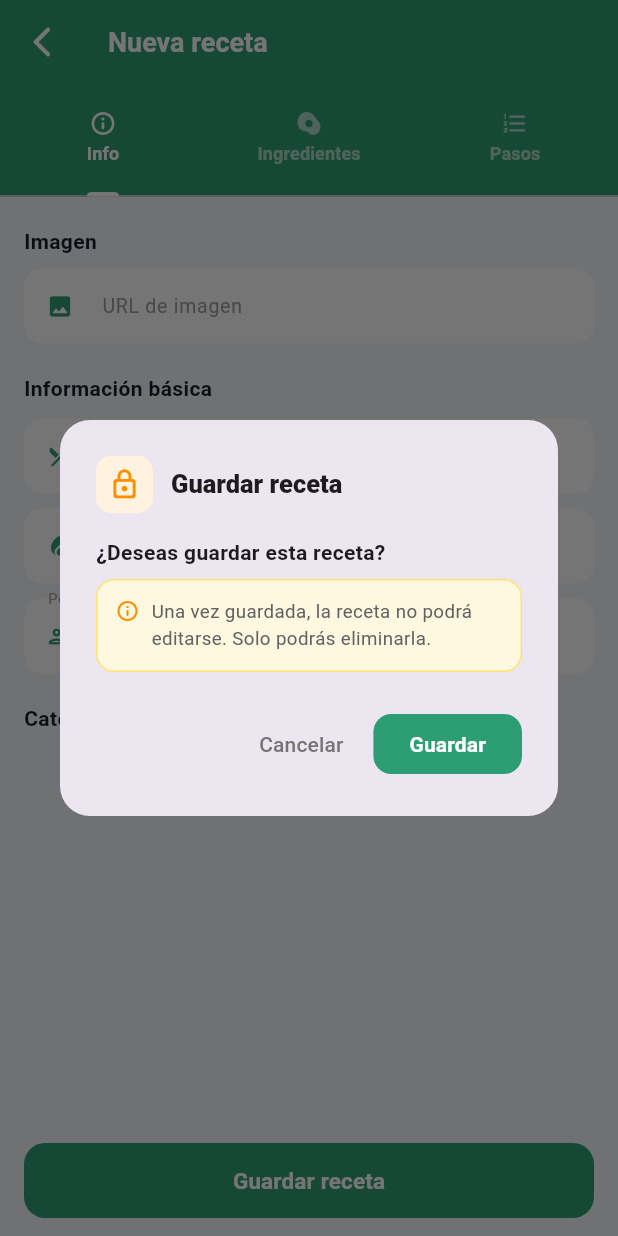
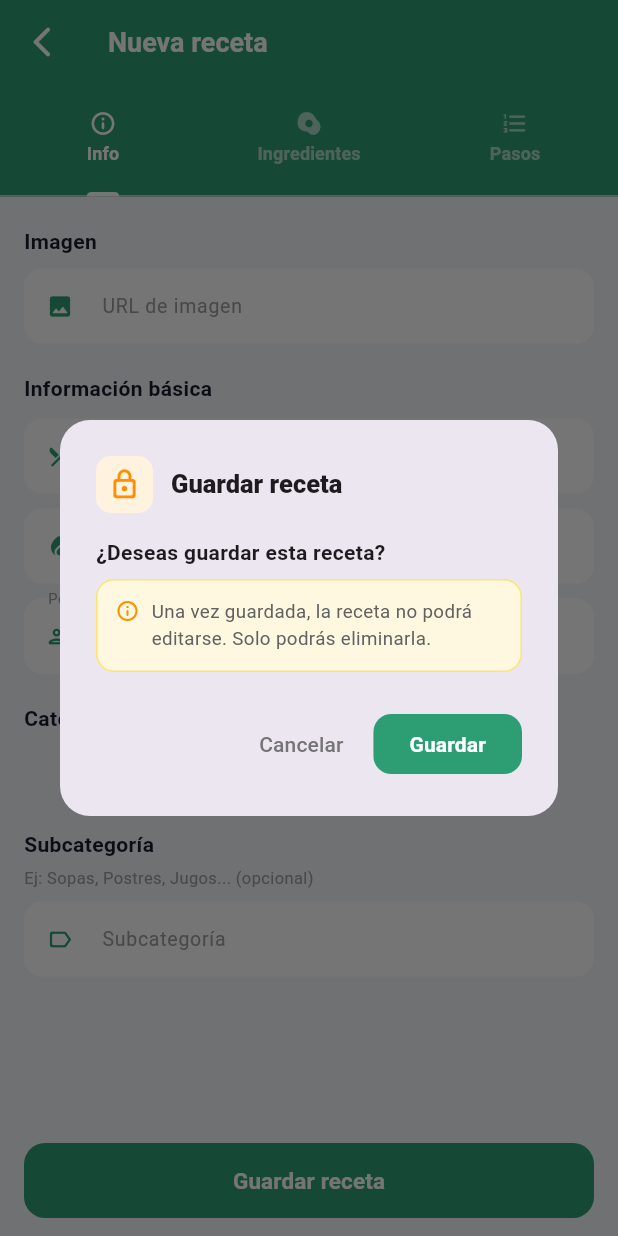
Before and after one commit to carloslafuente10/PrograMovil, a Flutter app: the EditarRecetaScreen screen opened directly, after a tap on "Guardar receta", on a phone screen of 412 x 824 dp. Run offline on Flutter 3.47's test engine with Material 3 defaults, Android fonts, the phone set to English and light mode, and no system bars; our stand-ins replace cloud_firestore, firebase_auth, firebase_core, pdf; missing offline and left inert: universal_html; accounts and stored records are empty.

Commit message:
pasos recetas, lee pasos de recetas ya creadas
Falta implementar el de recetas recién creadas

```diff
--- a/lib/screens/editar_receta_screen.dart
+++ b/lib/screens/editar_receta_screen.dart
@@ -66,6 +66,8 @@ class _EditarRecetaScreenState extends State<EditarRecetaScreen>
   late final TextEditingController _imagenCtrl;
   late final TextEditingController _porcionCtrl;
   String _categoriaSeleccionada = '';
+  // Subcategoría como campo de texto libre
+  late final TextEditingController _subcategoriaCtrl;
 
   List<_IngReceta> _ingredientes = [];
   List<_Paso> _pasos = [];
@@ -116,6 +118,10 @@ class _EditarRecetaScreenState extends State<EditarRecetaScreen>
       text: d['porcion_base']?.toString() ?? '1',
     );
     _categoriaSeleccionada = d['categoria']?.toString() ?? '';
+    // Subcategoría: campo de texto libre, inicializado desde datosIniciales
+    _subcategoriaCtrl = TextEditingController(
+      text: d['subcategoria']?.toString() ?? '',
+    );
 
     if (d['ingredientes'] != null) {
       for (final item in d['ingredientes'] as List) {
@@ -158,29 +164,84 @@ class _EditarRecetaScreenState extends State<EditarRecetaScreen>
     }
   }
 
+  // Llave maestra: cubre los 3 formatos que puede tener la BD
+  //  - Intento 1: doc cuyo ID == docId de la receta  (guardado nuevo)
+  //  - Intento 2: campo 'receta_id'  (sin 's', formato original en BD)
+  //  - Intento 3: campo 'recetas_id' (con 's', formato de la corrección anterior)
   Future<void> _cargarPasos() async {
-    if (widget.docId == null) return;
+    if (widget.docId == null) {
+      debugPrint('[PASOS] docId es null, abortando carga');
+      return;
+    }
+    debugPrint('[PASOS] Buscando pasos para docId: ${widget.docId}');
     try {
+      // Intento 1 — doc con el mismo ID que la receta
       final doc = await FirebaseFirestore.instance
           .collection('steps-recetas')
           .doc(widget.docId)
           .get();
-      if (!doc.exists) return;
-      final raw = doc.data()?['pasos_ordenados'] as List? ?? [];
-      if (mounted)
-        setState(() {
-          _pasos = raw
-              .asMap()
-              .entries
-              .map(
-                (e) => _Paso(
-                  instruccion: e.value['instruccion']?.toString() ?? '',
-                  orden: (e.value['orden'] as num?)?.toInt() ?? (e.key + 1),
-                ),
-              )
-              .toList();
-        });
-    } catch (_) {}
+
+      if (doc.exists) {
+        debugPrint('[PASOS] Intento 1 OK — doc encontrado por ID');
+        _procesarDatosPasos(doc.data());
+        return;
+      }
+      debugPrint(
+        '[PASOS] Intento 1 fallido — no existe doc con ID ${widget.docId}',
+      );
+
+      // Intento 2 — campo 'receta_id' (sin 's') — formato original de la BD
+      final q2 = await FirebaseFirestore.instance
+          .collection('steps-recetas')
+          .where('receta_id', isEqualTo: widget.docId)
+          .limit(1)
+          .get();
+
+      if (q2.docs.isNotEmpty) {
+        debugPrint('[PASOS] Intento 2 OK — encontrado por campo receta_id');
+        _procesarDatosPasos(q2.docs.first.data());
+        return;
+      }
+      debugPrint('[PASOS] Intento 2 fallido — sin resultados para receta_id');
+
+      // Intento 3 — campo 'recetas_id' (con 's') — documentos migrados
+      final q3 = await FirebaseFirestore.instance
+          .collection('steps-recetas')
+          .where('recetas_id', isEqualTo: widget.docId)
+          .limit(1)
+          .get();
+
+      if (q3.docs.isNotEmpty) {
+        debugPrint('[PASOS] Intento 3 OK — encontrado por campo recetas_id');
+        _procesarDatosPasos(q3.docs.first.data());
+        return;
+      }
+      debugPrint(
+        '[PASOS] ❌ Ningún intento encontró pasos para ${widget.docId}',
+      );
+    } catch (e) {
+      debugPrint('[PASOS] Error al cargar pasos: $e');
+    }
+  }
+
+  // Auxiliar: convierte el mapa de Firestore en la lista _pasos ordenada
+  void _procesarDatosPasos(Map<String, dynamic>? data) {
+    if (data == null || data['pasos_ordenados'] == null) return;
+    final lista = data['pasos_ordenados'] as List;
+    if (mounted) {
+      setState(() {
+        _pasos =
+            lista
+                .map(
+                  (p) => _Paso(
+                    instruccion: p['instruccion']?.toString() ?? '',
+                    orden: (p['orden'] as num?)?.toInt() ?? 0,
+                  ),
+                )
+                .toList()
+              ..sort((a, b) => a.orden.compareTo(b.orden));
+      });
+    }
   }
 
   @override
@@ -191,6 +252,7 @@ class _EditarRecetaScreenState extends State<EditarRecetaScreen>
     _tiempoCtrl.dispose();
     _imagenCtrl.dispose();
     _porcionCtrl.dispose();
+    _subcategoriaCtrl.dispose();
     super.dispose();
   }
 
@@ -294,6 +356,7 @@ class _EditarRecetaScreenState extends State<EditarRecetaScreen>
     if (ok == true) await _guardar();
   }
 
+  // CORRECCIÓN 1: _guardar incluye subcategoria y agrega recetas_id en steps-recetas
   Future<void> _guardar() async {
     setState(() => _guardando = true);
     try {
@@ -303,6 +366,7 @@ class _EditarRecetaScreenState extends State<EditarRecetaScreen>
         'tiempo': _tiempoCtrl.text.trim(),
         'imagen': _imagenCtrl.text.trim(),
         'categoria': _categoriaSeleccionada,
+        'subcategoria': _subcategoriaCtrl.text.trim(),
         'porcion_base': _porcionCtrl.text.trim(),
         'ingredientes': _ingredientes.map((i) => i.toMap()).toList(),
       };
@@ -322,12 +386,22 @@ class _EditarRecetaScreenState extends State<EditarRecetaScreen>
       }
 
       if (_pasos.isNotEmpty) {
+        debugPrint(
+          '[GUARDAR] Guardando ${_pasos.length} pasos en steps-recetas/$docId',
+        );
+        // Usamos el ID de la receta como nombre del doc y guardamos recetas_id como vínculo
         await FirebaseFirestore.instance
             .collection('steps-recetas')
             .doc(docId)
             .set({
               'pasos_ordenados': _pasos.map((p) => p.toMap()).toList(),
-            }, SetOptions(merge: true));
+              'recetas_id': docId, // vínculo vital entre colecciones
+            });
+        debugPrint(
+          '[GUARDAR] ✅ Pasos guardados correctamente para docId: $docId',
+        );
+      } else {
+        debugPrint('[GUARDAR] ⚠️ Sin pasos para guardar (_pasos está vacío)');
       }
       if (mounted) Navigator.pop(context);
     } catch (e) {
@@ -470,6 +544,8 @@ class _EditarRecetaScreenState extends State<EditarRecetaScreen>
               _InfoFila('Tiempo', '${_tiempoCtrl.text} min'),
               _InfoFila('Porción base', _porcionCtrl.text),
               _InfoFila('Categoría', _categoriaSeleccionada),
+              if (_subcategoriaCtrl.text.isNotEmpty)
+                _InfoFila('Subcategoría', _subcategoriaCtrl.text),
             ],
           ),
           const SizedBox(height: 20),
@@ -687,6 +763,20 @@ class _EditarRecetaScreenState extends State<EditarRecetaScreen>
         _SelectorCategoria(
           seleccionada: _categoriaSeleccionada,
           onSeleccionar: (cat) => setState(() => _categoriaSeleccionada = cat),
+        ),
+        // Subcategoría: campo de texto libre, siempre visible
+        const SizedBox(height: 16),
+        _SeccionTitulo('Subcategoría'),
+        const SizedBox(height: 4),
+        Text(
+          'Ej: Sopas, Postres, Jugos... (opcional)',
+          style: TextStyle(fontSize: 11, color: Colors.grey[500]),
+        ),
+        const SizedBox(height: 8),
+        _CampoTexto(
+          ctrl: _subcategoriaCtrl,
+          label: 'Subcategoría',
+          icono: Icons.label_outline_rounded,
         ),
       ],
     ),
```
